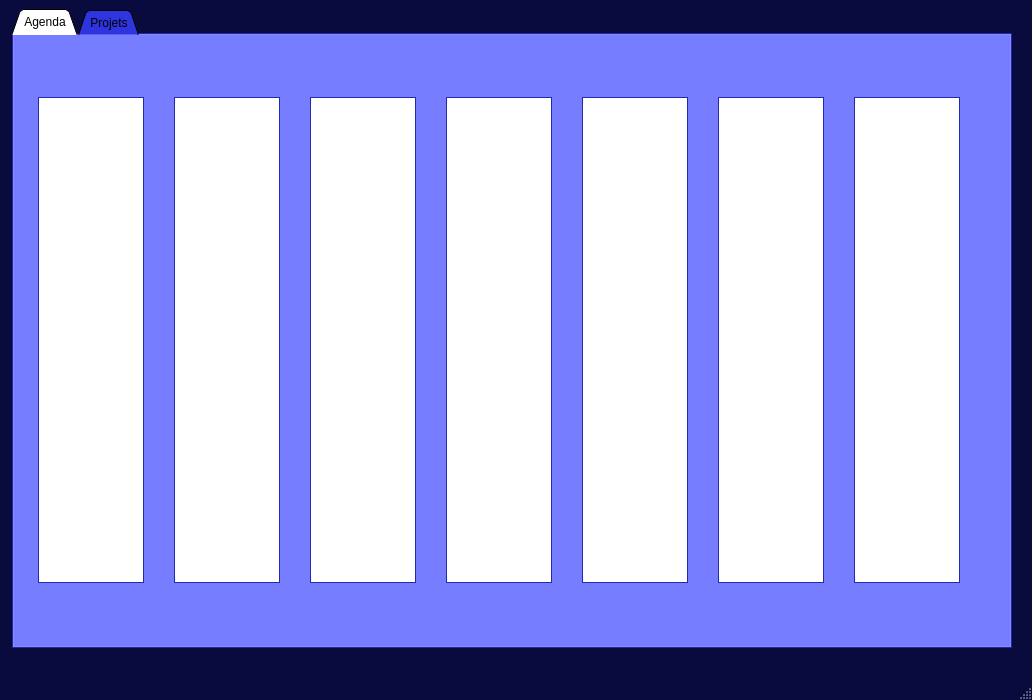
Old version of the form src/mainwindow.ui in the repository sowlosc/ProjectCalendar.
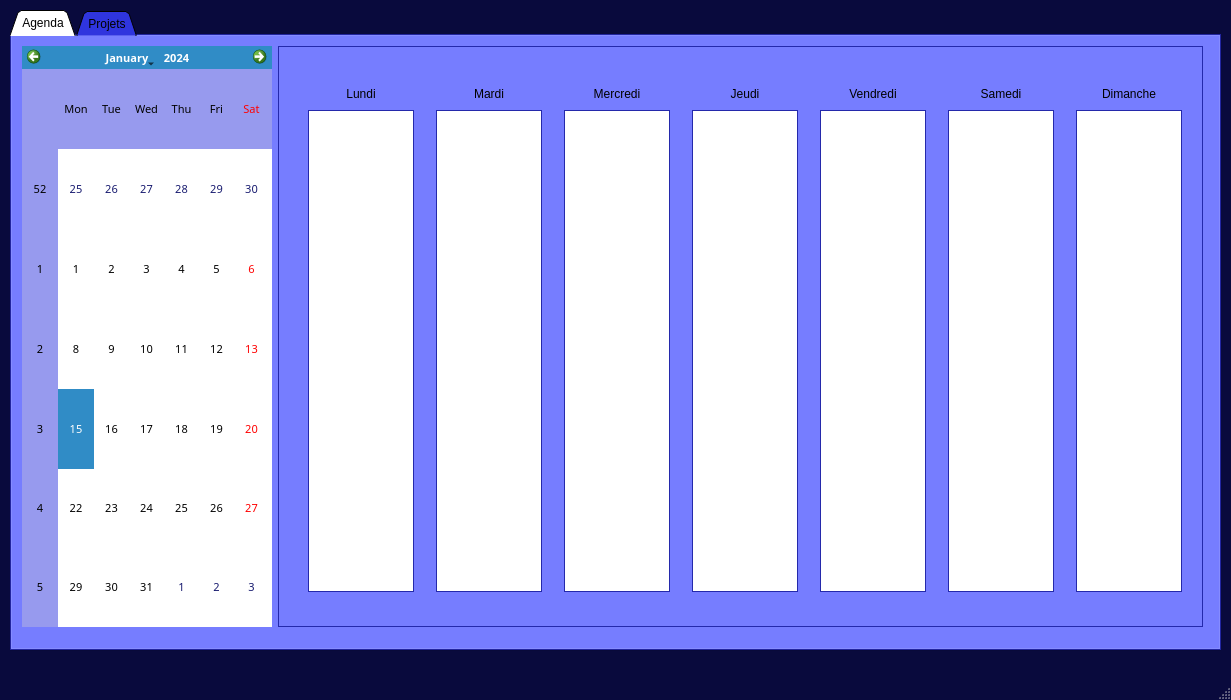
New version of the form.

```diff
--- a/src/mainwindow.ui
+++ b/src/mainwindow.ui
@@ -6,10 +6,22 @@
    <rect>
     <x>0</x>
     <y>0</y>
-    <width>1032</width>
+    <width>1231</width>
     <height>700</height>
    </rect>
   </property>
+  <property name="minimumSize">
+   <size>
+    <width>1000</width>
+    <height>0</height>
+   </size>
+  </property>
+  <property name="maximumSize">
+   <size>
+    <width>1500</width>
+    <height>16777215</height>
+   </size>
+  </property>
   <property name="palette">
    <palette>
     <active>
@@ -432,10 +444,10 @@
    <widget class="QTabWidget" name="tabWidget">
     <property name="geometry">
      <rect>
-      <x>12</x>
-      <y>9</y>
-      <width>1000</width>
-      <height>640</height>
+      <x>10</x>
+      <y>10</y>
+      <width>1211</width>
+      <height>641</height>
      </rect>
     </property>
     <property name="palette">
@@ -884,25 +896,118 @@
      <widget class="QWidget" name="horizontalLayoutWidget">
       <property name="geometry">
        <rect>
-        <x>20</x>
-        <y>60</y>
-        <width>936</width>
-        <height>491</height>
+        <x>10</x>
+        <y>10</y>
+        <width>1181</width>
+        <height>581</height>
        </rect>
       </property>
       <layout class="QHBoxLayout" name="horizontalLayout_semaine">
+       <property name="sizeConstraint">
+        <enum>QLayout::SetDefaultConstraint</enum>
+       </property>
+       <item>
+        <widget class="QCalendarWidget" name="calendarWidget">
+         <property name="enabled">
+          <bool>true</bool>
+         </property>
+         <property name="sizePolicy">
+          <sizepolicy hsizetype="MinimumExpanding" vsizetype="MinimumExpanding">
+           <horstretch>50</horstretch>
+           <verstretch>0</verstretch>
+          </sizepolicy>
+         </property>
+         <property name="maximumSize">
+          <size>
+           <width>250</width>
+           <height>16777215</height>
+          </size>
+         </property>
+         <property name="sizeIncrement">
+          <size>
+           <width>100</width>
+           <height>0</height>
+          </size>
+         </property>
+         <property name="baseSize">
+          <size>
+           <width>200</width>
+           <height>0</height>
+          </size>
+         </property>
+         <property name="font">
+          <font>
+           <family>Droid Sans</family>
+           <pointsize>8</pointsize>
+           <kerning>true</kerning>
+          </font>
+         </property>
+        </widget>
+       </item>
+       <item>
+        <widget class="QFrame" name="frame">
+         <property name="frameShape">
+          <enum>QFrame::StyledPanel</enum>
+         </property>
+         <property name="frameShadow">
+          <enum>QFrame::Raised</enum>
+         </property>
+         <widget class="QWidget" name="horizontalLayoutWidget_2">
+          <property name="geometry">
+           <rect>
+            <x>20</x>
+            <y>10</y>
+            <width>893</width>
+            <height>536</height>
+           </rect>
+          </property>
+          <layout class="QHBoxLayout" name="horizontalLayout_3">
+           <property name="leftMargin">
+            <number>4</number>
+           </property>
+           <item>
+            <layout class="QVBoxLayout" name="verticalLayout_3">
+             <property name="sizeConstraint">
+              <enum>QLayout::SetDefaultConstraint</enum>
+             </property>
+             <item>
+              <widget class="QLabel" name="date_lundi">
+               <property name="text">
+                <string/>
+               </property>
+               <property name="alignment">
+                <set>Qt::AlignCenter</set>
+               </property>
+              </widget>
+             </item>
+             <item>
+              <widget class="QLabel" name="label_2">
+               <property name="font">
+                <font>
+                 <family>Ubuntu</family>
+                 <italic>false</italic>
+                </font>
+               </property>
+               <property name="text">
+                <string>Lundi</string>
+               </property>
+               <property name="alignment">
+                <set>Qt::AlignCenter</set>
+               </property>
+              </widget>
+             </item>
        <item>
         <widget class="QGraphicsView" name="graphicsView_lundi">
          <property name="minimumSize">
           <size>
            <width>106</width>
-           <height>486</height>
+                 <height>482</height>
           </size>
          </property>
          <property name="maximumSize">
           <size>
            <width>106</width>
-           <height>486</height>
+                 <height>482</height>
           </size>
          </property>
          <property name="baseSize">
@@ -916,34 +1021,75 @@
          </property>
         </widget>
        </item>
+            </layout>
+           </item>
        <item>
         <spacer name="verticalSpacer">
          <property name="orientation">
           <enum>Qt::Vertical</enum>
          </property>
+             <property name="sizeType">
+              <enum>QSizePolicy::Expanding</enum>
+             </property>
          <property name="sizeHint" stdset="0">
           <size>
-           <width>20</width>
+               <width>10</width>
            <height>40</height>
           </size>
          </property>
         </spacer>
+           </item>
+           <item>
+            <layout class="QVBoxLayout" name="verticalLayout_4">
+             <property name="spacing">
+              <number>6</number>
+             </property>
+             <property name="sizeConstraint">
+              <enum>QLayout::SetMinimumSize</enum>
+             </property>
+             <property name="leftMargin">
+              <number>0</number>
+             </property>
+             <property name="bottomMargin">
+              <number>0</number>
+             </property>
+             <item>
+              <widget class="QLabel" name="date_mardi">
+               <property name="text">
+                <string/>
+               </property>
+               <property name="alignment">
+                <set>Qt::AlignCenter</set>
+               </property>
+              </widget>
+             </item>
+             <item>
+              <widget class="QLabel" name="label_3">
+               <property name="text">
+                <string>Mardi</string>
+               </property>
+               <property name="alignment">
+                <set>Qt::AlignCenter</set>
+               </property>
+              </widget>
        </item>
        <item>
         <widget class="QGraphicsView" name="graphicsView_mardi">
          <property name="minimumSize">
           <size>
            <width>106</width>
-           <height>486</height>
+                 <height>482</height>
           </size>
          </property>
          <property name="maximumSize">
           <size>
            <width>106</width>
-           <height>486</height>
+                 <height>482</height>
           </size>
          </property>
         </widget>
+             </item>
+            </layout>
        </item>
        <item>
         <spacer name="verticalSpacer_2">
@@ -952,27 +1098,54 @@
          </property>
          <property name="sizeHint" stdset="0">
           <size>
-           <width>20</width>
+               <width>10</width>
            <height>40</height>
           </size>
          </property>
         </spacer>
+           </item>
+           <item>
+            <layout class="QVBoxLayout" name="verticalLayout_5">
+             <property name="leftMargin">
+              <number>0</number>
+             </property>
+             <item>
+              <widget class="QLabel" name="date_mercredi">
+               <property name="text">
+                <string/>
+               </property>
+               <property name="alignment">
+                <set>Qt::AlignCenter</set>
+               </property>
+              </widget>
+             </item>
+             <item>
+              <widget class="QLabel" name="label_4">
+               <property name="text">
+                <string>Mercredi</string>
+               </property>
+               <property name="alignment">
+                <set>Qt::AlignCenter</set>
+               </property>
+              </widget>
        </item>
        <item>
         <widget class="QGraphicsView" name="graphicsView_mercredi">
          <property name="minimumSize">
           <size>
            <width>106</width>
-           <height>486</height>
+                 <height>482</height>
           </size>
          </property>
          <property name="maximumSize">
           <size>
            <width>106</width>
-           <height>486</height>
+                 <height>482</height>
           </size>
          </property>
         </widget>
+             </item>
+            </layout>
        </item>
        <item>
         <spacer name="verticalSpacer_3">
@@ -981,27 +1154,54 @@
          </property>
          <property name="sizeHint" stdset="0">
           <size>
-           <width>20</width>
+               <width>10</width>
            <height>40</height>
           </size>
          </property>
         </spacer>
+           </item>
+           <item>
+            <layout class="QVBoxLayout" name="verticalLayout_6">
+             <property name="leftMargin">
+              <number>0</number>
+             </property>
+             <item>
+              <widget class="QLabel" name="date_jeudi">
+               <property name="text">
+                <string/>
+               </property>
+               <property name="alignment">
+                <set>Qt::AlignCenter</set>
+               </property>
+              </widget>
+             </item>
+             <item>
+              <widget class="QLabel" name="label_5">
+               <property name="text">
+                <string>Jeudi</string>
+               </property>
+               <property name="alignment">
+                <set>Qt::AlignCenter</set>
+               </property>
+              </widget>
        </item>
        <item>
         <widget class="QGraphicsView" name="graphicsView_jeudi">
          <property name="minimumSize">
           <size>
            <width>106</width>
-           <height>486</height>
+                 <height>482</height>
           </size>
          </property>
          <property name="maximumSize">
           <size>
            <width>106</width>
-           <height>486</height>
+                 <height>482</height>
           </size>
          </property>
         </widget>
+             </item>
+            </layout>
        </item>
        <item>
         <spacer name="verticalSpacer_4">
@@ -1010,27 +1210,54 @@
          </property>
          <property name="sizeHint" stdset="0">
           <size>
-           <width>20</width>
+               <width>10</width>
            <height>40</height>
           </size>
          </property>
         </spacer>
+           </item>
+           <item>
+            <layout class="QVBoxLayout" name="verticalLayout_7">
+             <property name="leftMargin">
+              <number>0</number>
+             </property>
+             <item>
+              <widget class="QLabel" name="date_vendredi">
+               <property name="text">
+                <string/>
+               </property>
+               <property name="alignment">
+                <set>Qt::AlignCenter</set>
+               </property>
+              </widget>
+             </item>
+             <item>
+              <widget class="QLabel" name="label_6">
+               <property name="text">
+                <string>Vendredi</string>
+               </property>
+               <property name="alignment">
+                <set>Qt::AlignCenter</set>
+               </property>
+              </widget>
        </item>
        <item>
         <widget class="QGraphicsView" name="graphicsView_vendredi">
          <property name="minimumSize">
           <size>
            <width>106</width>
-           <height>486</height>
+                 <height>482</height>
           </size>
          </property>
          <property name="maximumSize">
           <size>
            <width>106</width>
-           <height>486</height>
+                 <height>482</height>
           </size>
          </property>
         </widget>
+             </item>
+            </layout>
        </item>
        <item>
         <spacer name="verticalSpacer_5">
@@ -1039,27 +1266,54 @@
          </property>
          <property name="sizeHint" stdset="0">
           <size>
-           <width>20</width>
+               <width>10</width>
            <height>40</height>
           </size>
          </property>
         </spacer>
+           </item>
+           <item>
+            <layout class="QVBoxLayout" name="verticalLayout_8">
+             <property name="leftMargin">
+              <number>0</number>
+             </property>
+             <item>
+              <widget class="QLabel" name="date_samedi">
+               <property name="text">
+                <string/>
+               </property>
+               <property name="alignment">
+                <set>Qt::AlignCenter</set>
+               </property>
+              </widget>
+             </item>
+             <item>
+              <widget class="QLabel" name="label_7">
+               <property name="text">
+                <string>Samedi</string>
+               </property>
+               <property name="alignment">
+                <set>Qt::AlignCenter</set>
+               </property>
+              </widget>
        </item>
        <item>
         <widget class="QGraphicsView" name="graphicsView_samedi">
          <property name="minimumSize">
           <size>
-           <width>100</width>
-           <height>486</height>
+                 <width>106</width>
+                 <height>482</height>
           </size>
          </property>
          <property name="maximumSize">
           <size>
            <width>106</width>
-           <height>486</height>
+                 <height>482</height>
           </size>
          </property>
         </widget>
+             </item>
+            </layout>
        </item>
        <item>
         <spacer name="verticalSpacer_6">
@@ -1068,26 +1322,61 @@
          </property>
          <property name="sizeHint" stdset="0">
           <size>
-           <width>20</width>
+               <width>10</width>
            <height>40</height>
           </size>
          </property>
         </spacer>
+           </item>
+           <item>
+            <layout class="QVBoxLayout" name="verticalLayout_9">
+             <property name="leftMargin">
+              <number>0</number>
+             </property>
+             <item>
+              <widget class="QLabel" name="date_dimanche">
+               <property name="text">
+                <string/>
+               </property>
+               <property name="alignment">
+                <set>Qt::AlignCenter</set>
+               </property>
+              </widget>
+             </item>
+             <item>
+              <widget class="QLabel" name="label_8">
+               <property name="text">
+                <string>Dimanche</string>
+               </property>
+               <property name="alignment">
+                <set>Qt::AlignCenter</set>
+               </property>
+              </widget>
        </item>
        <item>
         <widget class="QGraphicsView" name="graphicsView_dimanche">
          <property name="minimumSize">
           <size>
            <width>106</width>
-           <height>486</height>
+                 <height>482</height>
           </size>
          </property>
          <property name="maximumSize">
           <size>
            <width>106</width>
-           <height>486</height>
-          </size>
-         </property>
+                 <height>482</height>
+                </size>
+               </property>
+              </widget>
+             </item>
+            </layout>
+           </item>
+          </layout>
+         </widget>
+         <zorder>graphicsView_lundi</zorder>
+         <zorder>graphicsView_lundi</zorder>
+         <zorder>horizontalLayoutWidget_2</zorder>
+         <zorder>horizontalLayoutWidget_2</zorder>
         </widget>
        </item>
       </layout>
```
Left out of the diff: 23 changed lines with no effect on the pictures. Lines whose indentation alone changed are shown as unchanged.
